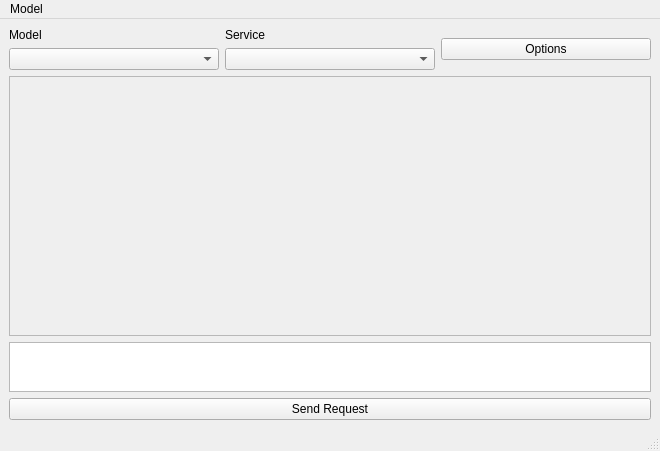
Qt form Gems/GenAIFramework/Code/Source/UI/AIAssistantWidget.ui (RobotecAI/o3de-genai-gems) before a commit.
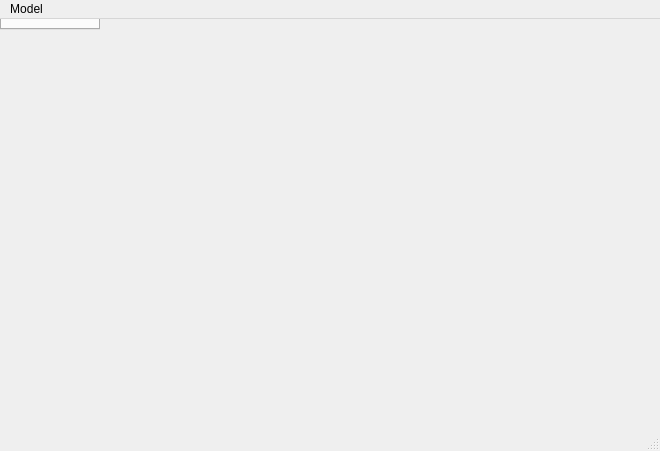
The same form after that commit.

Commit message: Add tabs, refactor out chat widget

```diff
--- a/Gems/GenAIFramework/Code/Source/UI/AIAssistantWidget.ui
+++ b/Gems/GenAIFramework/Code/Source/UI/AIAssistantWidget.ui
@@ -13,107 +13,10 @@
   <property name="windowTitle">
    <string>MainWindow</string>
   </property>
-  <widget class="QWidget" name="centralwidget">
-   <layout class="QVBoxLayout" name="verticalLayout">
-    <item>
-     <layout class="QHBoxLayout" name="horizontalLayout_2">
-      <property name="spacing">
-       <number>6</number>
-      </property>
-      <item>
-       <layout class="QVBoxLayout" name="verticalLayout_4">
-        <item>
-         <widget class="QLabel" name="label">
-          <property name="text">
-           <string>Model</string>
-          </property>
-         </widget>
-        </item>
-        <item>
-         <widget class="QComboBox" name="models"/>
-        </item>
-       </layout>
-      </item>
-      <item>
-       <layout class="QVBoxLayout" name="verticalLayout_3">
-        <item>
-         <widget class="QLabel" name="label_2">
-          <property name="text">
-           <string>Service</string>
-          </property>
-         </widget>
-        </item>
-        <item>
-         <widget class="QComboBox" name="providers"/>
-        </item>
-       </layout>
-      </item>
-      <item>
-       <widget class="QPushButton" name="OptionsBtn">
-        <property name="text">
-         <string>Options</string>
-        </property>
-       </widget>
-      </item>
-     </layout>
-    </item>
-    <item>
-     <widget class="QScrollArea" name="scrollArea">
-      <property name="alignment">
-       <set>Qt::AlignBottom|Qt::AlignLeading|Qt::AlignLeft</set>
-      </property>
-      <widget class="QWidget" name="scrollAreaWidgetContents_2">
-       <property name="geometry">
-        <rect>
-         <x>0</x>
-         <y>0</y>
-         <width>640</width>
-         <height>248</height>
-        </rect>
-       </property>
-       <property name="sizePolicy">
-        <sizepolicy hsizetype="Expanding" vsizetype="Expanding">
-         <horstretch>0</horstretch>
-         <verstretch>0</verstretch>
-        </sizepolicy>
-       </property>
-      </widget>
-     </widget>
-    </item>
-    <item>
-     <layout class="QHBoxLayout" name="horizontalLayout">
-      <item>
-       <widget class="QTextEdit" name="textEdit">
-        <property name="sizePolicy">
-         <sizepolicy hsizetype="Expanding" vsizetype="Fixed">
-          <horstretch>0</horstretch>
-          <verstretch>0</verstretch>
-         </sizepolicy>
-        </property>
-        <property name="maximumSize">
-         <size>
-          <width>16777215</width>
-          <height>50</height>
-         </size>
-        </property>
-        <property name="baseSize">
-         <size>
-          <width>0</width>
-          <height>0</height>
-         </size>
-        </property>
-       </widget>
-      </item>
-     </layout>
-    </item>
-    <item>
-     <widget class="QPushButton" name="SendBtn">
-      <property name="text">
-       <string>Send Request</string>
-      </property>
-     </widget>
-    </item>
-   </layout>
+  <widget class="QTabWidget" name="conversations">
+   <property name="tabsClosable">
+    <bool>true</bool>
+   </property>
   </widget>
   <widget class="QMenuBar" name="menubar">
    <property name="geometry">
```
Left out of the diff: 15 changed lines with no effect on the pictures. The commit also changes 6 other files.
